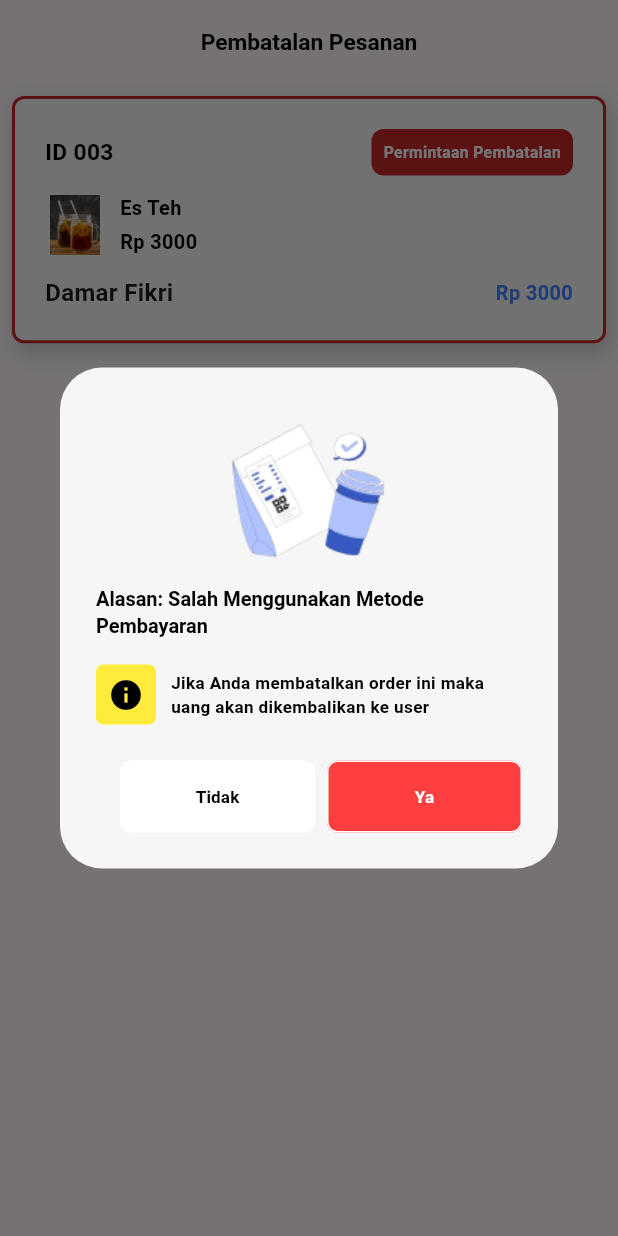
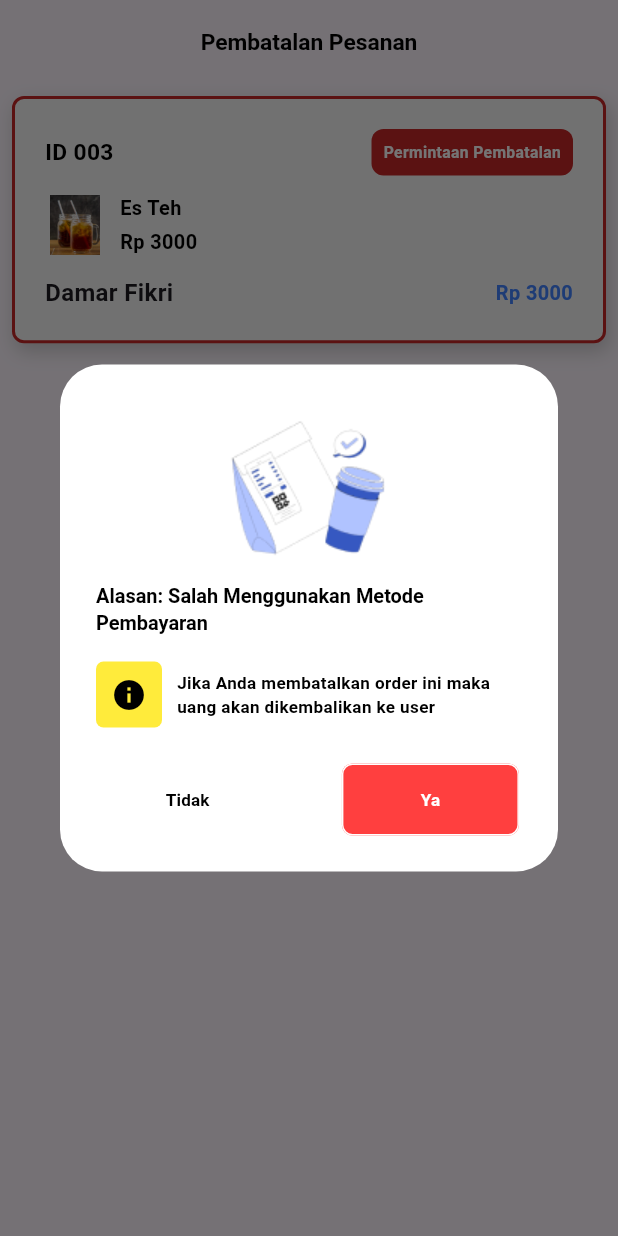
Before and after one commit to Shade2012/warmindo_admin_ui, a Flutter app: the CancelOrderPage screen opened directly, after a tap on "ID 003", on a phone screen of 412 x 824 dp. Run offline on Flutter 3.47's test engine with Material 3 defaults, Android fonts, the phone set to English and light mode, and no system bars; our stand-ins replace flutter_svg, font_awesome_flutter, get, google_fonts, syncfusion_flutter_charts; Roboto replaces fonts that are missing (Oxygen).

Commit message:
fix: [AF] fix-overflow-reuse-dialog

```diff
--- a/lib/pages/widget/dialog_cancel_order.dart
+++ b/lib/pages/widget/dialog_cancel_order.dart
@@ -31,8 +31,10 @@ class DialogCancelOrder extends StatelessWidget {
 
   @override
   Widget build(BuildContext context) {
+    final double width = MediaQuery.of(context).size.width;
+    final double height = MediaQuery.of(context).size.height;
     return AlertDialog(
-      backgroundColor: ColorResources.backgroundColor,
+      backgroundColor: Colors.white,
       title: Column(
         children: [
           if (dialogImage != null) dialogImage!,
@@ -49,7 +51,7 @@ class DialogCancelOrder extends StatelessWidget {
           Row(
             children: [
               Container(
-                padding: EdgeInsets.all(8),
+                padding: EdgeInsets.all(10),
                 decoration: BoxDecoration(
                   color: Colors.yellow,
                   borderRadius: BorderRadius.circular(5),
@@ -68,10 +70,15 @@ class DialogCancelOrder extends StatelessWidget {
         ],
       ),
       actions: [
+        Padding(
+            padding: EdgeInsets.symmetric(horizontal: width * 0.005),
+          child: Row(
+            mainAxisAlignment: MainAxisAlignment.spaceBetween,
+            children: [
               TextButton(
                 onPressed: onCancelPressed as void Function()?,
                 style: TextButton.styleFrom(
-            minimumSize: Size(130, 48),
+                  minimumSize: Size(118, 48),
                   shape: RoundedRectangleBorder(
                     borderRadius: BorderRadius.circular(7.0),
                     side: BorderSide(color: Colors.white),
@@ -84,10 +91,11 @@ class DialogCancelOrder extends StatelessWidget {
                   style: dialogendButtonTextStyle,
                 ),
               ),
+              // SizedBox(width: 14),
               TextButton(
                 onPressed: onConfirmPressed as void Function()?,
                 style: TextButton.styleFrom(
-            minimumSize: Size(130, 48),
+                  minimumSize: Size(118, 48),
                   shape: RoundedRectangleBorder(
                     borderRadius: BorderRadius.circular(7.0),
                     side: BorderSide(color: Colors.white),
@@ -101,6 +109,9 @@ class DialogCancelOrder extends StatelessWidget {
                 ),
               ),
             ],
+          ),
+        ),
+      ],
     );
   }
 }
```
Also changed, not shown: lib/pages/widget/reusable_dialog.dart (+7 -2 lines). Lines whose indentation alone changed are shown as unchanged.
